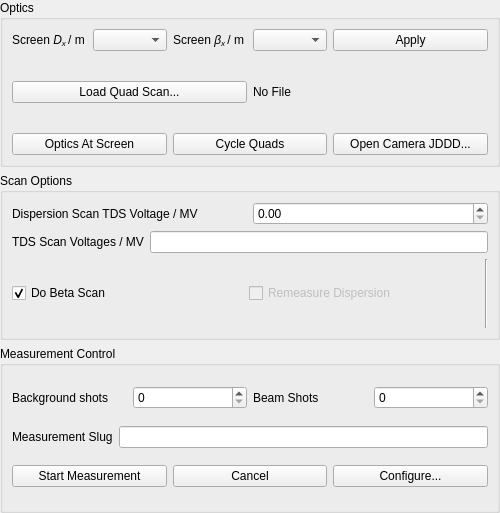
This is esme/gui/ui/scanner.ui in st-walker/esme as Qt 5 draws it before an edit. The edited form follows.
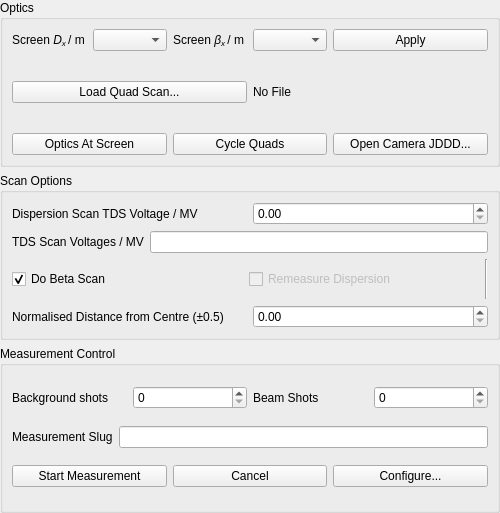
This is the edited form.

Patch:
```diff
--- a/esme/gui/ui/scanner.ui
+++ b/esme/gui/ui/scanner.ui
@@ -209,6 +209,20 @@
         </item>
        </layout>
       </item>
+      <item row="3" column="0">
+       <layout class="QHBoxLayout" name="horizontalLayout_15">
+        <item>
+         <widget class="QLabel" name="label">
+          <property name="text">
+           <string>Normalised Distance from Centre (±0.5)</string>
+          </property>
+         </widget>
+        </item>
+        <item>
+         <widget class="QDoubleSpinBox" name="doubleSpinBox"/>
+        </item>
+       </layout>
+      </item>
      </layout>
     </widget>
    </item>
```
Left out of the diff: 250 changed lines with no effect on the pictures.
